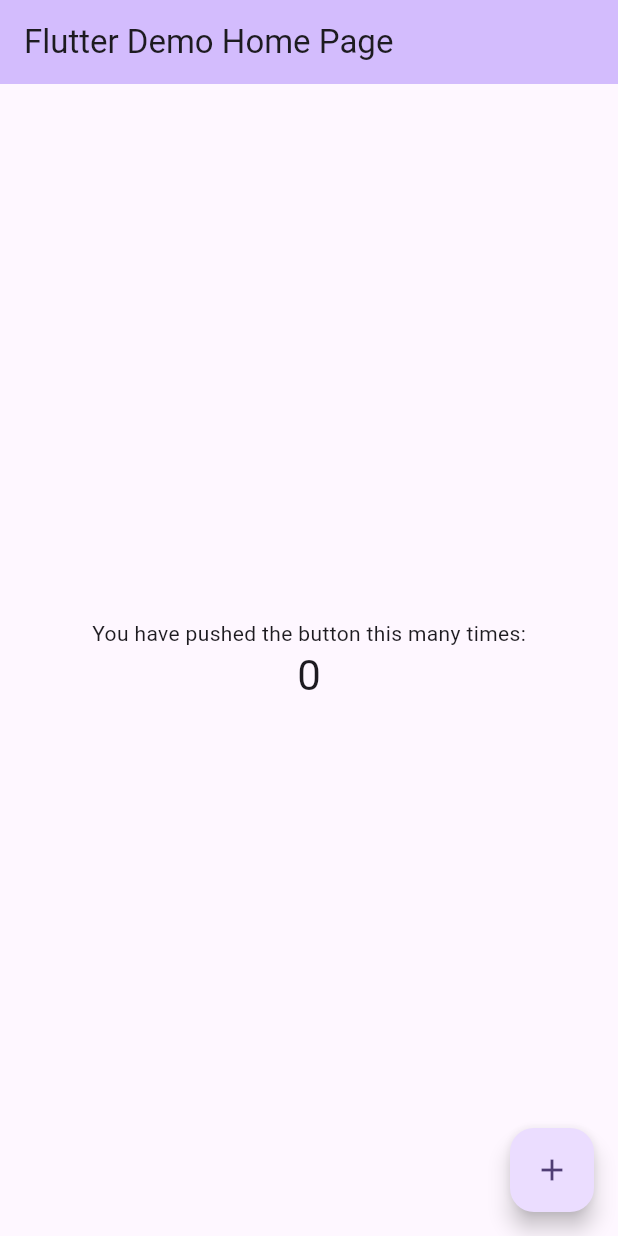
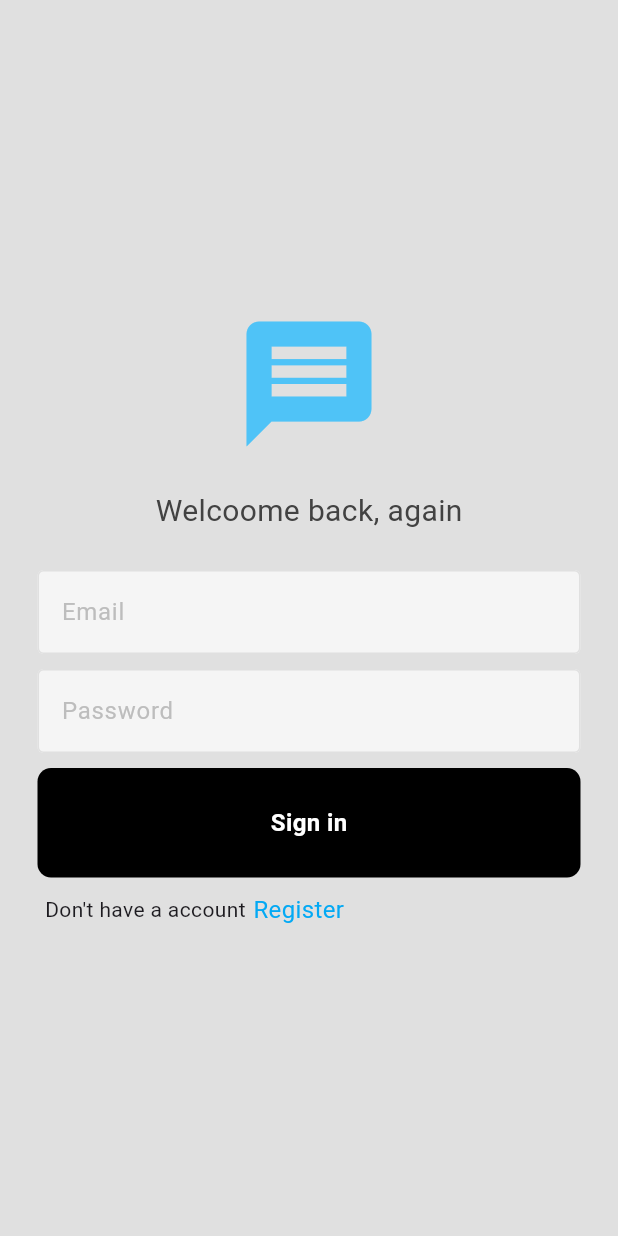
Before and after one commit to Nikeshchaudhary52494/flutter_chat_app, a Flutter app: the screen it shows after launch, on a phone screen of 412 x 824 dp. Run offline on Flutter 3.47's test engine with Material 3 defaults, Android fonts, the phone set to English and light mode, and no system bars.

Commit message:
Login page added

```diff
--- /dev/null
+++ b/lib/components/my_button.dart
@@ -0,0 +1,27 @@
+import 'package:flutter/material.dart';
+
+class MyButton extends StatelessWidget {
+  final String text;
+  final void Function()? onTap;
+  const MyButton({super.key, required this.text, required this.onTap});
+
+  @override
+  Widget build(BuildContext context) {
+    return GestureDetector(
+        onTap: onTap,
+        child: Container(
+          padding: const EdgeInsets.all(25),
+          decoration: BoxDecoration(
+              color: Colors.black, borderRadius: BorderRadius.circular(9)),
+          child: Center(
+            child: Text(
+              text,
+              style: const TextStyle(
+                  color: Colors.white,
+                  fontSize: 16,
+                  fontWeight: FontWeight.bold),
+            ),
+          ),
+        ));
+  }
+}
--- /dev/null
+++ b/lib/components/my_textfield.dart
@@ -0,0 +1,29 @@
+import 'package:flutter/material.dart';
+
+class MyTextfield extends StatelessWidget {
+  final TextEditingController controller;
+  final String hintText;
+  final bool obsecure;
+  const MyTextfield(
+      {super.key,
+      required this.controller,
+      required this.hintText,
+      required this.obsecure});
+
+  @override
+  Widget build(BuildContext context) {
+    return TextField(
+      controller: controller,
+      obscureText: obsecure,
+      decoration: InputDecoration(
+          fillColor: Colors.grey[100],
+          filled: true,
+          enabledBorder: const OutlineInputBorder(
+              borderSide: BorderSide(color: Color.fromRGBO(224, 224, 224, 1))),
+          focusedBorder: const OutlineInputBorder(
+              borderSide: BorderSide(color: Colors.white)),
+          hintText: hintText,
+          hintStyle: TextStyle(color: Colors.grey[400])),
+    );
+  }
+}
--- a/lib/main.dart
+++ b/lib/main.dart
@@ -1,3 +1,4 @@
+import 'package:chat_app/pages/login_page.dart';
 import 'package:flutter/material.dart';
 
 void main() {
@@ -7,119 +8,11 @@ void main() {
 class MyApp extends StatelessWidget {
   const MyApp({super.key});
 
-  // This widget is the root of your application.
   @override
   Widget build(BuildContext context) {
     return MaterialApp(
-      title: 'Flutter Demo',
-      theme: ThemeData(
-        // This is the theme of your application.
-        //
-        // TRY THIS: Try running your application with "flutter run". You'll see
-        // the application has a purple toolbar. Then, without quitting the app,
-        // try changing the seedColor in the colorScheme below to Colors.green
-        // and then invoke "hot reload" (save your changes or press the "hot
-        // reload" button in a Flutter-supported IDE, or press "r" if you used
-        // the command line to start the app).
-        //
-        // Notice that the counter didn't reset back to zero; the application
-        // state is not lost during the reload. To reset the state, use hot
-        // restart instead.
-        //
-        // This works for code too, not just values: Most code changes can be
-        // tested with just a hot reload.
-        colorScheme: ColorScheme.fromSeed(seedColor: Colors.deepPurple),
-        useMaterial3: true,
-      ),
-      home: const MyHomePage(title: 'Flutter Demo Home Page'),
+      debugShowCheckedModeBanner: false,
+      home: LoginPage(),
     );
   }
 }
-
-class MyHomePage extends StatefulWidget {
-  const MyHomePage({super.key, required this.title});
-
-  // This widget is the home page of your application. It is stateful, meaning
-  // that it has a State object (defined below) that contains fields that affect
-  // how it looks.
-
-  // This class is the configuration for the state. It holds the values (in this
-  // case the title) provided by the parent (in this case the App widget) and
-  // used by the build method of the State. Fields in a Widget subclass are
-  // always marked "final".
-
-  final String title;
-
-  @override
-  State<MyHomePage> createState() => _MyHomePageState();
-}
-
-class _MyHomePageState extends State<MyHomePage> {
-  int _counter = 0;
-
-  void _incrementCounter() {
-    setState(() {
-      // This call to setState tells the Flutter framework that something has
-      // changed in this State, which causes it to rerun the build method below
-      // so that the display can reflect the updated values. If we changed
-      // _counter without calling setState(), then the build method would not be
-      // called again, and so nothing would appear to happen.
-      _counter++;
-    });
-  }
-
-  @override
-  Widget build(BuildContext context) {
-    // This method is rerun every time setState is called, for instance as done
-    // by the _incrementCounter method above.
-    //
-    // The Flutter framework has been optimized to make rerunning build methods
-    // fast, so that you can just rebuild anything that needs updating rather
-    // than having to individually change instances of widgets.
-    return Scaffold(
-      appBar: AppBar(
-        // TRY THIS: Try changing the color here to a specific color (to
-        // Colors.amber, perhaps?) and trigger a hot reload to see the AppBar
-        // change color while the other colors stay the same.
-        backgroundColor: Theme.of(context).colorScheme.inversePrimary,
-        // Here we take the value from the MyHomePage object that was created by
-        // the App.build method, and use it to set our appbar title.
-        title: Text(widget.title),
-      ),
-      body: Center(
-        // Center is a layout widget. It takes a single child and positions it
-        // in the middle of the parent.
-        child: Column(
-          // Column is also a layout widget. It takes a list of children and
-          // arranges them vertically. By default, it sizes itself to fit its
-          // children horizontally, and tries to be as tall as its parent.
-          //
-          // Column has various properties to control how it sizes itself and
-          // how it positions its children. Here we use mainAxisAlignment to
-          // center the children vertically; the main axis here is the vertical
-          // axis because Columns are vertical (the cross axis would be
-          // horizontal).
-          //
-          // TRY THIS: Invoke "debug painting" (choose the "Toggle Debug Paint"
-          // action in the IDE, or press "p" in the console), to see the
-          // wireframe for each widget.
-          mainAxisAlignment: MainAxisAlignment.center,
-          children: <Widget>[
-            const Text(
-              'You have pushed the button this many times:',
-            ),
-            Text(
-              '$_counter',
-              style: Theme.of(context).textTheme.headlineMedium,
-            ),
-          ],
-        ),
-      ),
-      floatingActionButton: FloatingActionButton(
-        onPressed: _incrementCounter,
-        tooltip: 'Increment',
-        child: const Icon(Icons.add),
-      ), // This trailing comma makes auto-formatting nicer for build methods.
-    );
-  }
-}
--- /dev/null
+++ b/lib/pages/login_page.dart
@@ -0,0 +1,81 @@
+import 'package:chat_app/components/my_button.dart';
+import 'package:chat_app/components/my_textfield.dart';
+import 'package:flutter/material.dart';
+
+class LoginPage extends StatelessWidget {
+  LoginPage({super.key});
+  final emailController = TextEditingController();
+  final passwordController = TextEditingController();
+
+  @override
+  Widget build(BuildContext context) {
+    return Scaffold(
+      backgroundColor: Colors.grey[300],
+      body: SafeArea(
+        child: Center(
+            child: Padding(
+          padding: const EdgeInsets.symmetric(horizontal: 25),
+          child: Column(mainAxisAlignment: MainAxisAlignment.center, children: [
+            Icon(
+              Icons.message,
+              color: Colors.lightBlue[300],
+              size: 100,
+            ),
+            const SizedBox(
+              height: 20,
+            ),
+            Text(
+              "Welcoome back, again",
+              style: TextStyle(
+                fontSize: 20,
+                color: Colors.grey[800],
+              ),
+            ),
+            const SizedBox(
+              height: 25,
+            ),
+            MyTextfield(
+                controller: emailController,
+                hintText: "Email",
+                obsecure: false),
+            const SizedBox(
+              height: 10,
+            ),
+            MyTextfield(
+                controller: passwordController,
+                hintText: "Password",
+                obsecure: true),
+            const SizedBox(
+              height: 10,
+            ),
+            MyButton(
+              text: "Sign in",
+              onTap: () {},
+            ),
+            const SizedBox(
+              height: 10,
+            ),
+            Row(
+              children: [
+                const SizedBox(
+                  width: 5,
+                ),
+                const Text("Don't have a account"),
+                const SizedBox(
+                  width: 5,
+                ),
+                GestureDetector(
+                  onTap: () {},
+                  child: const Text(
+                    "Register",
+                    style: TextStyle(color: Colors.lightBlue, fontSize: 16),
+                  ),
+                )
+              ],
+            )
+          ]),
+        )),
+      ),
+    );
+  }
+}
```
